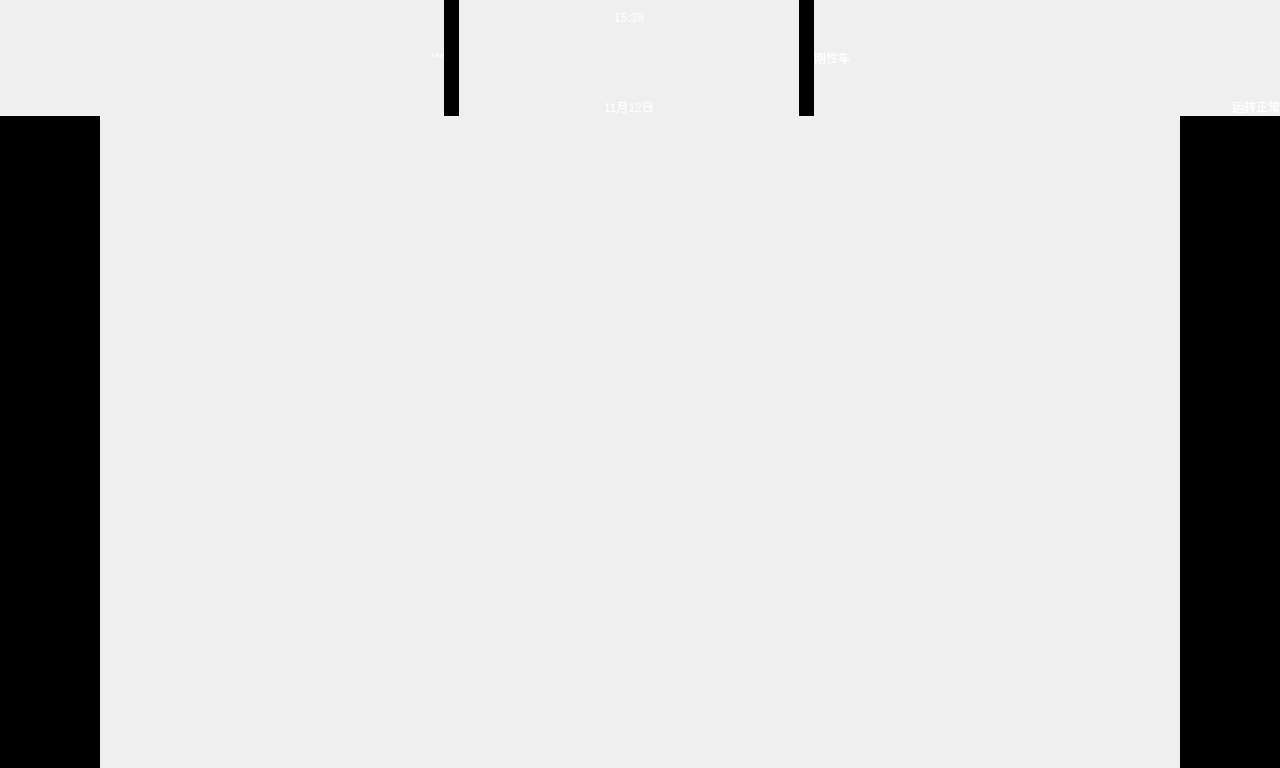
Before: the Qt Designer form 7in_pm/mainwidget.ui in gwd492552396/Gwd, drawn with Qt 5.
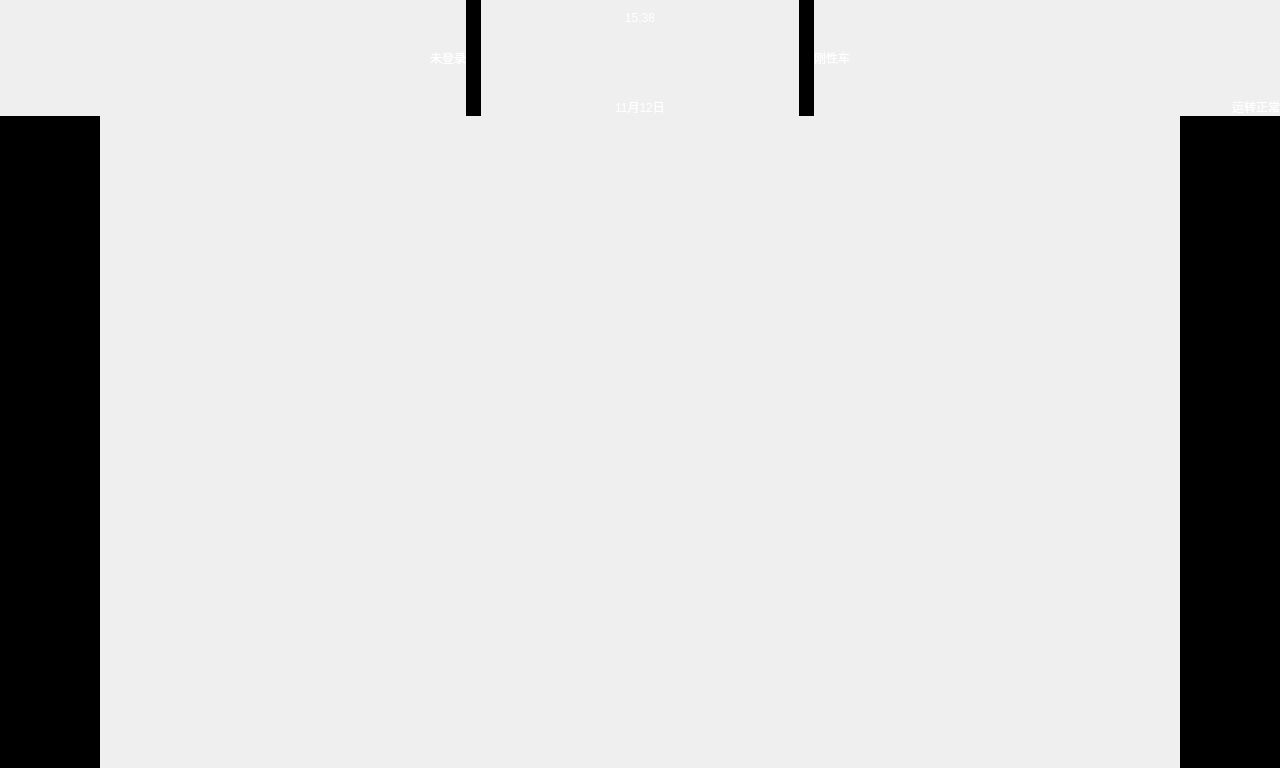
After: the same form once the commit is applied. The open tabs and pages were chosen to show the change. Icons and pictures are not drawn.

Diff of the .ui file:
```diff
--- a/7in_pm/mainwidget.ui
+++ b/7in_pm/mainwidget.ui
@@ -104,7 +104,7 @@
 </string>
         </property>
         <property name="text">
-         <string>***</string>
+         <string>未登录</string>
         </property>
         <property name="alignment">
          <set>Qt::AlignCenter</set>
@@ -389,16 +389,26 @@
        <property name="verticalSpacing">
         <number>56</number>
        </property>
-       <item row="3" column="0">
-        <widget class="QPushButton" name="btn_home">
-         <property name="minimumSize">
-          <size>
-           <width>80</width>
-           <height>80</height>
-          </size>
-         </property>
+       <item row="3" column="1">
+        <widget class="QStackedWidget" name="l4">
          <property name="styleSheet">
-          <string notr="true">QPushButton#btn_home{
+          <string notr="true">background:transparent</string>
+         </property>
+         <property name="currentIndex">
+          <number>0</number>
+         </property>
+         <widget class="QWidget" name="page_11">
+          <layout class="QVBoxLayout" name="verticalLayout_5">
+           <item>
+            <widget class="QPushButton" name="btn_home">
+             <property name="minimumSize">
+              <size>
+               <width>80</width>
+               <height>80</height>
+              </size>
+             </property>
+             <property name="styleSheet">
+              <string notr="true">QPushButton#btn_home{
 	background-image: url(:/0_4.png);
 border:none;
 }
@@ -407,10 +417,15 @@
 border:none;
 }
 	</string>
-         </property>
-         <property name="text">
-          <string/>
-         </property>
+             </property>
+             <property name="text">
+              <string/>
+             </property>
+            </widget>
+           </item>
+          </layout>
+         </widget>
+         <widget class="QWidget" name="page_12"/>
         </widget>
        </item>
        <item row="2" column="0">
@@ -571,15 +586,22 @@
         </widget>
        </item>
        <item row="3" column="0">
-        <widget class="QPushButton" name="btn_back">
-         <property name="minimumSize">
-          <size>
-           <width>80</width>
-           <height>80</height>
-          </size>
-         </property>
+        <widget class="QStackedWidget" name="r4">
          <property name="styleSheet">
-          <string notr="true">QPushButton#btn_back{
+          <string notr="true">background:transparent</string>
+         </property>
+         <widget class="QWidget" name="page_19">
+          <layout class="QVBoxLayout" name="verticalLayout_10">
+           <item>
+            <widget class="QPushButton" name="btn_back">
+             <property name="minimumSize">
+              <size>
+               <width>80</width>
+               <height>80</height>
+              </size>
+             </property>
+             <property name="styleSheet">
+              <string notr="true">QPushButton#btn_back{
 background-image: url(:/侧键_回退2.png);
 border:none;
 }
@@ -590,9 +612,24 @@
 border:none;
 }
 	</string>
+             </property>
+             <property name="text">
+              <string/>
+             </property>
+            </widget>
+           </item>
+          </layout>
+         </widget>
+         <widget class="QWidget" name="page_20"/>
+        </widget>
+       </item>
+       <item row="2" column="0">
+        <widget class="QStackedWidget" name="r3">
+         <property name="styleSheet">
+          <string notr="true">background:transparent</string>
          </property>
-         <property name="text">
-          <string/>
+         <property name="currentIndex">
+          <number>0</number>
          </property>
         </widget>
        </item>
```
Left out of the diff: 952 changed lines with no effect on the pictures.
